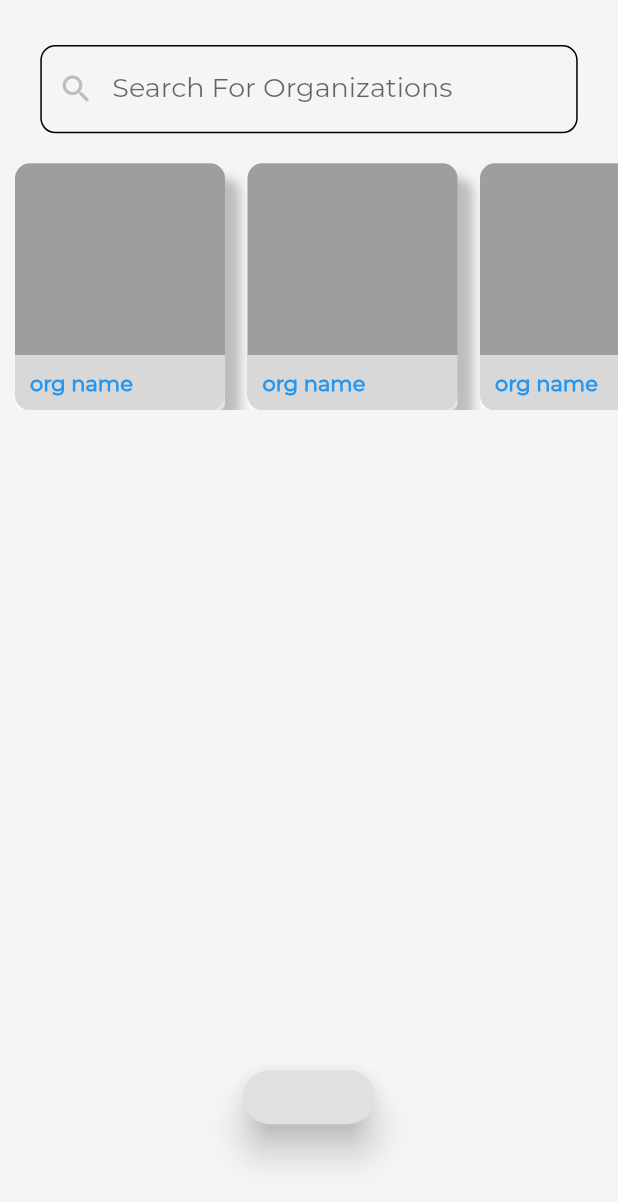
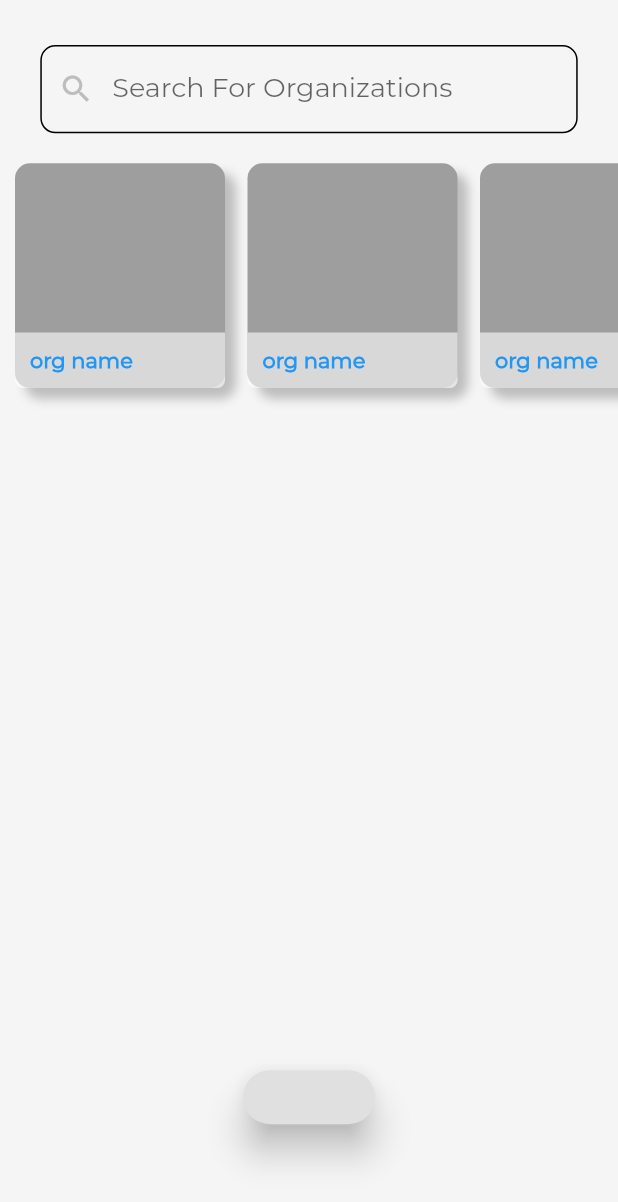
Before and after one commit to changecharity/application, a Flutter app: the screen it shows after launch, on a phone screen of 412 x 824 dp. Shown: the top 1202 px of the screen. Run offline on Flutter 3.47's test engine with Material 2 defaults, Android fonts, the phone set to English and light mode, and no system bars; our stand-ins replace webview_flutter; missing offline and left inert: plaid; project files that could hold a hidden picture were left out.

Commit message:
frontend change

```diff
--- a/lib/orgCard.dart
+++ b/lib/orgCard.dart
@@ -20,14 +20,15 @@ class OrgCard extends StatelessWidget {
 
 Widget _organizationCard() {
   return Container(
-    //height: 130,
+    padding:EdgeInsets.only(bottom:15),
+    child:Container(
         decoration: BoxDecoration(
           borderRadius: BorderRadius.circular(10),
           color: Colors.grey,
           boxShadow: [
             BoxShadow(
               color: Colors.grey[400],
-            offset: Offset(10.0, 10.0),
+              offset: Offset(7.0, 7.0),
               blurRadius: 5.0,
             )
           ],
@@ -35,6 +36,9 @@ Widget _organizationCard() {
         width: 140,
         margin: EdgeInsets.only(left: 0, right: 15),
         child: _orgName()
+    )
+    //height: 130,
+
   );
 }
 
```
Lines whose indentation alone changed are shown as unchanged.
